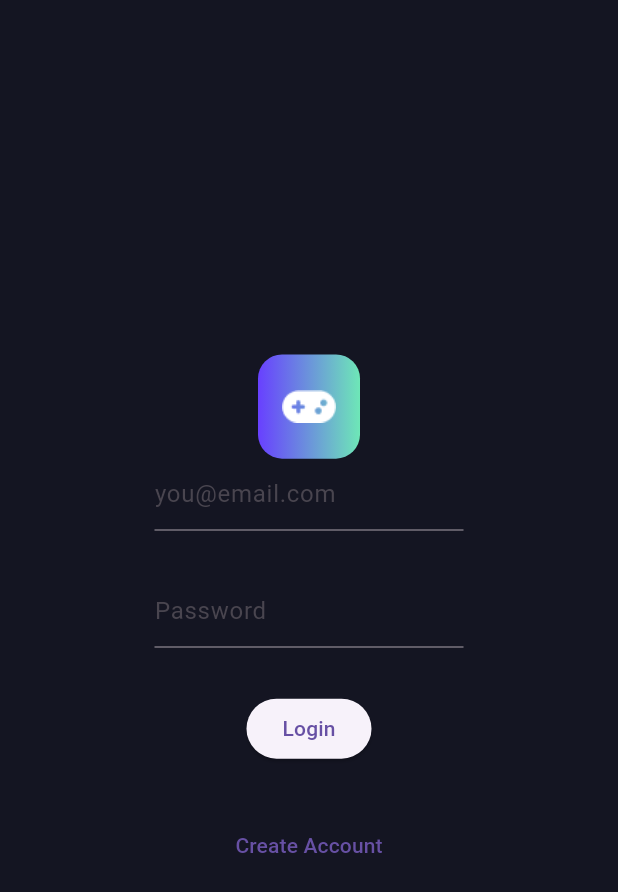
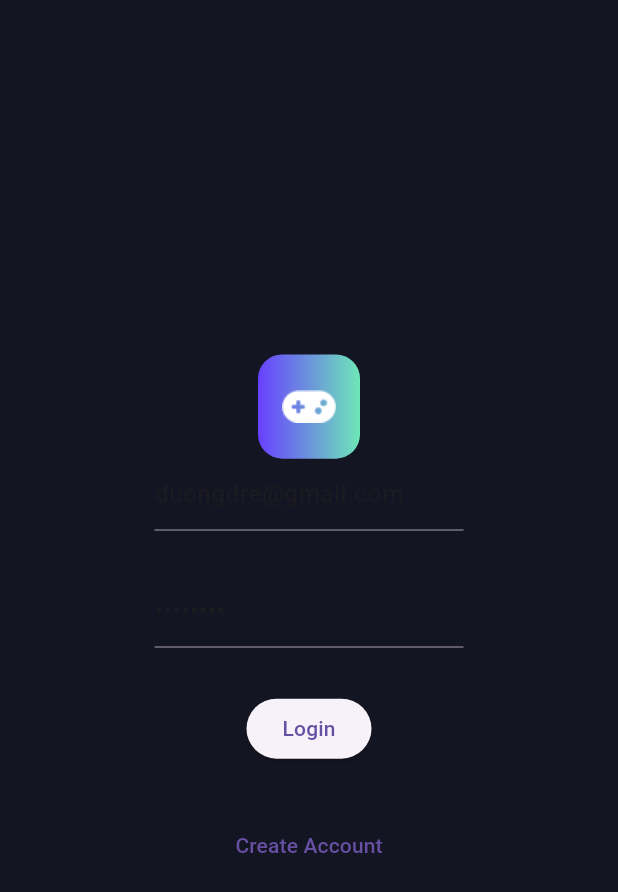
Before and after one commit to duongdre/gamelingua, a Flutter app: the screen it shows after launch, on a phone screen of 412 x 824 dp. Shown: the top 892 px of the screen. Run offline on Flutter 3.47's test engine with Material 3 defaults, Android fonts, the phone set to English and light mode, and no system bars; drawn by our look-alikes of toastification; our stand-ins replace firebase_auth, firebase_core, flutter_riverpod, go_router, riverpod_annotation; accounts and stored records are empty; generated files the repository leaves out were written again.

Commit message:
Default email and pw

```diff
--- a/lib/screens/login/UI/login_screen.dart
+++ b/lib/screens/login/UI/login_screen.dart
@@ -20,6 +20,8 @@ class _LoginScreenState extends State<LoginScreen> {
 
   @override
   Widget build(BuildContext context) {
+    _emailController.text = "duongdre@gmail.com";
+    _passwordController.text = "123456a@";
     return Scaffold(
       body: Container(
         width: MediaQuery.sizeOf(context).width,
```
